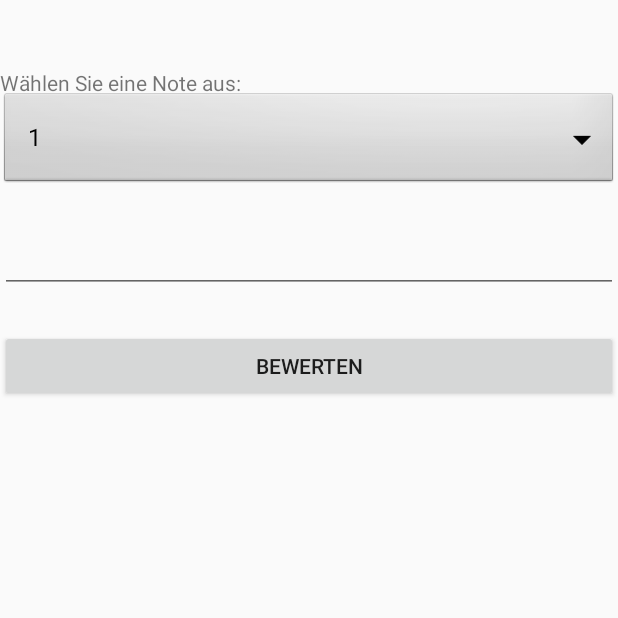
After one commit to jweyers2/GradeMe, an Android app: the fragment RateFragment shown on its own in the app's theme, on a phone screen of 412 x 824 dp, the top half of it. The commit adds this screen. Run offline under Robolectric (Android 15) with nearby library versions, the phone set to English and light mode, and no system bars.

Commit message:
Rate Fragment

```diff
--- /dev/null
+++ b/app/src/main/java/com/example/grademe/RateFragment.java
@@ -0,0 +1,74 @@
+package com.example.grademe;
+
+import android.app.FragmentManager;
+import android.content.Context;
+import android.net.Uri;
+import android.os.Bundle;
+import android.app.Fragment;
+import android.view.LayoutInflater;
+import android.view.View;
+import android.view.ViewGroup;
+import android.widget.AdapterView;
+import android.widget.ArrayAdapter;
+import android.widget.Button;
+import android.widget.EditText;
+import android.widget.ListView;
+import android.widget.Spinner;
+
+import com.example.grademe.Model.ModulesModel;
+
+
+
+public class RateFragment extends Fragment {
+
+    View myView;
+    private SessionManager session;
+    FragmentManager fragmentManager;
+    private Spinner gradeSpinner;
+    private EditText commentEdit;
+    private Button button;
+    private String note = "1";
+
+
+
+    @Override
+    public View onCreateView(LayoutInflater inflater, ViewGroup container,
+                             Bundle savedInstanceState) {
+        fragmentManager = getFragmentManager();
+        // Inflate the layout for this fragment
+        myView = inflater.inflate(R.layout.fragment_rate, container, false);
+
+        gradeSpinner = (Spinner) myView.findViewById(R.id.gradeSpinner);
+        String[] items = new String[]{"1", "2", "3","4","5","6"};
+        ArrayAdapter adapter = new ArrayAdapter(getActivity(),
+                android.R.layout.simple_spinner_dropdown_item,
+                items);
+        gradeSpinner.setAdapter(adapter);
+
+        gradeSpinner.setOnItemSelectedListener(new AdapterView.OnItemSelectedListener() {
+            public void onItemSelected(AdapterView<?> parent, View view, int pos, long id) {
+                Object item = parent.getItemAtPosition(pos);
+                note = item.toString();
+            }
+            public void onNothingSelected(AdapterView<?> parent) {
+                note = "1";
+            }
+        });
+
+        commentEdit = (EditText)myView.findViewById(R.id.commentEdit);
+        commentEdit.setVisibility(View.VISIBLE);
+        button = (Button) myView.findViewById(R.id.btnSubmit);
+        button.setOnClickListener(new View.OnClickListener() {
+            public void onClick(View v) {
+                String comment = commentEdit.getText().toString();
+                String grade = note;
+                //TODO Noten Eintragung in Datenbank
+
+            }
+        });
+
+        return myView;
+    }
+
+
+}
--- a/app/src/main/java/com/example/grademe/RegistrationActivity.java
+++ b/app/src/main/java/com/example/grademe/RegistrationActivity.java
@@ -163,7 +163,7 @@ public class RegistrationActivity extends AppCompatActivity {
                                 @Override
                                 public void onErrorResponse(VolleyError error) {
                                     alert.showAlertDialog(RegistrationActivity.this, "Login fehlgeschlagen..", "Bitte Email, Passwort und Name eingeben", false);
-
+                                    Log.d("XXXXXXXXXXXXXXXXXXXXXXX",error.toString());
                                 }
                             },jsonObject.toString().length());
                     queue.add(jsonObjectRequest);
--- a/app/src/main/java/com/example/grademe/request/GradeMeRequest.java
+++ b/app/src/main/java/com/example/grademe/request/GradeMeRequest.java
@@ -20,8 +20,6 @@ public class GradeMeRequest extends JsonObjectRequest {
     @Override
     public Map<String, String> getHeaders() throws AuthFailureError {
         Map<String, String> params = new HashMap<String, String>();
-        params.put("User-Agent", "Nintendo Gameboy");
-        params.put("Accept-Language", "fr");
 
         params.put("Content-Type", "application/json");
         params.put("User-Agent", "GradeMe");
--- a/app/src/main/res/layout/activity_main.xml
+++ b/app/src/main/res/layout/activity_main.xml
@@ -54,6 +54,7 @@
         android:textSize="20dp"
         android:textColor="#3F51B5"/>
 
+
     <!-- TODO DEPRECATED ONLY FOR QR SCAN/GEN TEST-->
     <!--<Button-->
         <!--android:id="@+id/btnQR"-->
--- /dev/null
+++ b/app/src/main/res/layout/fragment_rate.xml
@@ -0,0 +1,34 @@
+<?xml version="1.0" encoding="utf-8"?>
+<RelativeLayout xmlns:android="http://schemas.android.com/apk/res/android"
+    android:layout_width="match_parent" android:layout_height="match_parent"
+    xmlns:tools="http://schemas.android.com/tools"
+    tools:context="com.example.grademe.LoggedInMainActivity"
+    tools:showIn="@layout/app_bar_main">
+    <!-- TODO: Update blank fragment layout -->
+    <TextView
+        android:id="@+id/ssss"
+        android:layout_width="match_parent"
+        android:layout_height="wrap_content"
+        android:layout_marginTop="45dp"
+        android:text="Wählen Sie eine Note aus:" />
+    <Spinner
+        android:id="@+id/gradeSpinner"
+        android:layout_width="match_parent"
+        android:layout_height="wrap_content"
+        android:layout_marginTop="60dp"
+        android:background="@android:drawable/btn_dropdown"
+        android:spinnerMode="dropdown"/>
+    <EditText
+        android:id="@+id/commentEdit"
+        android:layout_width="match_parent"
+        android:layout_height="wrap_content"
+        android:layout_marginTop="150dp"
+        android:ems="10000" />
+    <Button
+        android:id="@+id/btnSubmit"
+        android:layout_width="match_parent"
+        android:layout_height="wrap_content"
+        android:layout_marginTop="220dp"
+        android:text="Bewerten" />
+
+</RelativeLayout>
```
Also changed, not shown: app/src/main/java/com/example/grademe/MainActivity.java (+44 -41 lines).
